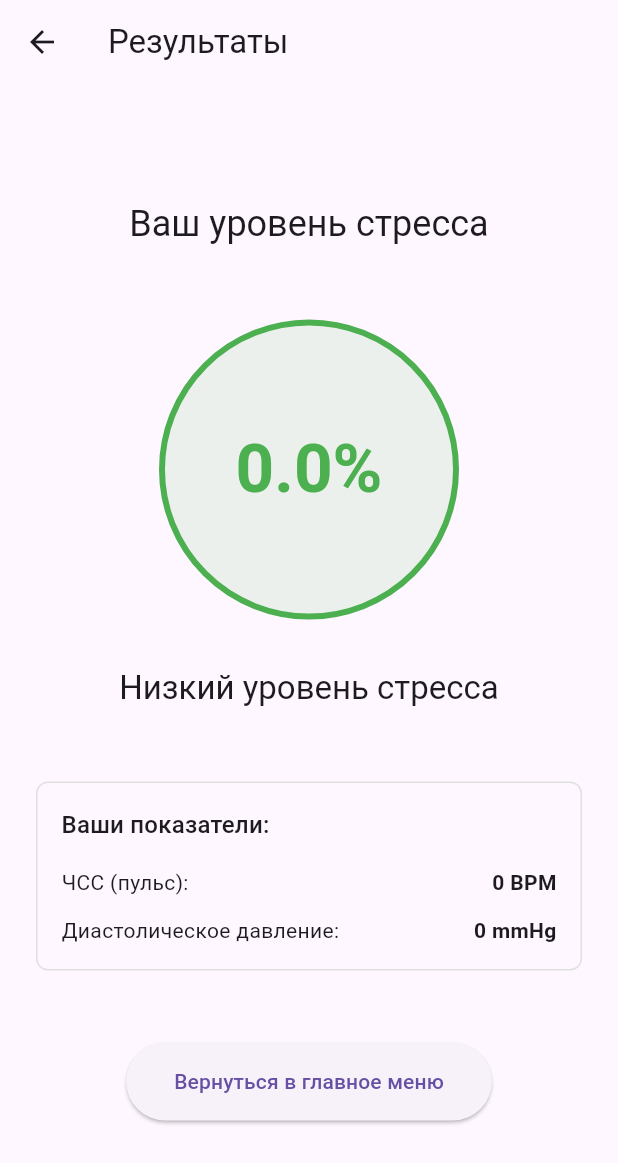
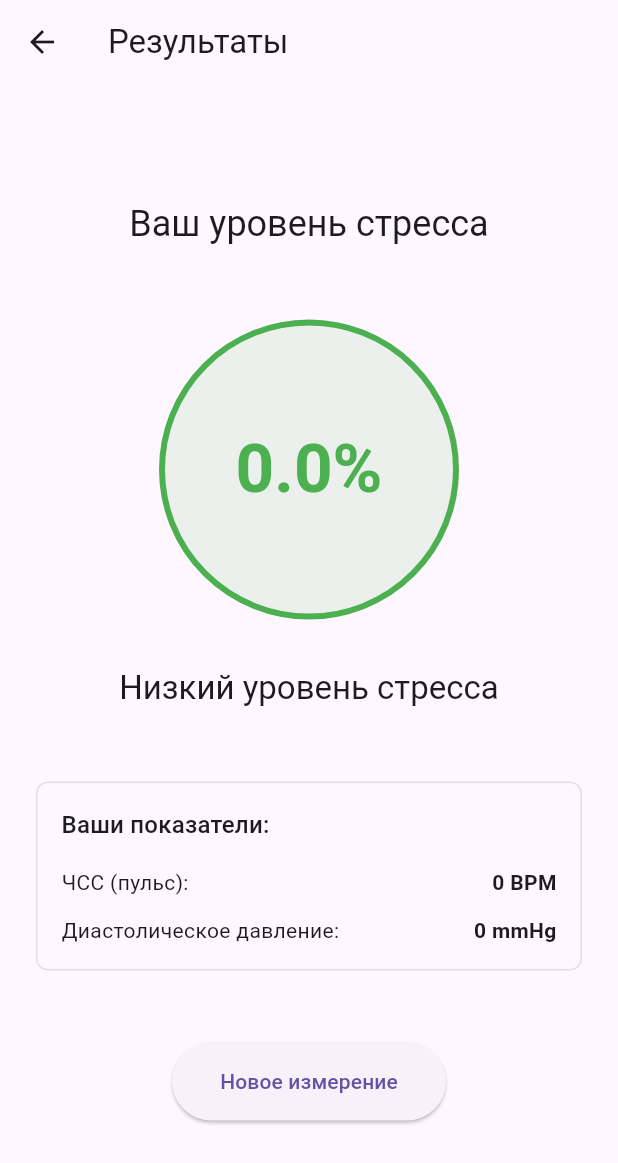
Before and after one commit to fdv-almaz/psyLevel, a Flutter app: the ResultsScreen screen opened directly with empty values, on a phone screen of 412 x 824 dp. Shown: the top 1163 px of the screen. Run offline on Flutter 3.47's test engine with Material 3 defaults, Android fonts, the phone set to English and light mode, and no system bars.

Commit message:
Update stress level interpretation thresholds and add exit button
- Implement Variant 1 stress thresholds:
  * < 0%: Critical (ДАД > ЧСС)
  * 0-25%: Low stress
  * 25-50%: Medium stress
  * 50-75%: High stress
  * > 75%: Critical
- Add exit button in AppBar (top-left) for ergonomic access
- Update color scheme to reflect new thresholds
- Update tests to match new interpretations
- Add back buttons to input and results screens

Co-Authored-By: Claude Haiku 4.5 <noreply@anthropic.com>

```diff
--- a/lib/screens/input_screen.dart
+++ b/lib/screens/input_screen.dart
@@ -76,6 +76,11 @@ class _InputScreenState extends State<InputScreen> {
     return Scaffold(
       appBar: AppBar(
         title: const Text('Ввод данных'),
+        leading: IconButton(
+          icon: const Icon(Icons.arrow_back),
+          onPressed: () => Navigator.of(context).pop(),
+          tooltip: 'Назад',
+        ),
       ),
       body: SingleChildScrollView(
         padding: const EdgeInsets.all(24.0),
--- a/lib/screens/results_screen.dart
+++ b/lib/screens/results_screen.dart
@@ -19,6 +19,11 @@ class ResultsScreen extends StatelessWidget {
     return Scaffold(
       appBar: AppBar(
         title: const Text('Результаты'),
+        leading: IconButton(
+          icon: const Icon(Icons.arrow_back),
+          onPressed: () => Navigator.of(context).pop(),
+          tooltip: 'Назад',
+        ),
       ),
       body: Center(
         child: SingleChildScrollView(
@@ -106,7 +111,7 @@ class ResultsScreen extends StatelessWidget {
               const SizedBox(height: 48),
               ElevatedButton(
                 onPressed: () {
-                  Navigator.of(context).popUntil((route) => route.isFirst);
+                  Navigator.of(context).pop();
                 },
                 style: ElevatedButton.styleFrom(
                   padding: const EdgeInsets.symmetric(
@@ -114,7 +119,7 @@ class ResultsScreen extends StatelessWidget {
                     vertical: 16,
                   ),
                 ),
-                child: const Text('Вернуться в главное меню'),
+                child: const Text('Новое измерение'),
               ),
             ],
           ),
--- a/lib/services/stress_calculator.dart
+++ b/lib/services/stress_calculator.dart
@@ -22,28 +22,28 @@ class StressCalculator {
 
   /// Returns a stress level interpretation
   static String getStressInterpretation(double stressLevel) {
-    if (stressLevel < 20) {
+    if (stressLevel < 0) {
+      return 'КРИТИЧЕСКИ ВЫСОКИЙ СТРЕСС\n⚠️ Требуется медицинская помощь';
+    } else if (stressLevel < 25) {
       return 'Низкий уровень стресса';
-    } else if (stressLevel < 40) {
-      return 'Умеренный уровень стресса';
-    } else if (stressLevel < 60) {
+    } else if (stressLevel < 50) {
       return 'Средний уровень стресса';
-    } else if (stressLevel < 80) {
+    } else if (stressLevel < 75) {
       return 'Высокий уровень стресса';
     } else {
-      return 'Очень высокий уровень стресса';
+      return 'КРИТИЧЕСКИЙ УРОВЕНЬ СТРЕССА\n🚨 Требуется срочная помощь';
     }
   }
 
   /// Returns a color representation of stress level
   static int getStressColor(double stressLevel) {
-    if (stressLevel < 20) {
+    if (stressLevel < 0) {
+      return 0xFFD32F2F; // Dark Red
+    } else if (stressLevel < 25) {
       return 0xFF4CAF50; // Green
-    } else if (stressLevel < 40) {
-      return 0xFF8BC34A; // Light Green
-    } else if (stressLevel < 60) {
+    } else if (stressLevel < 50) {
       return 0xFFFFC107; // Amber
-    } else if (stressLevel < 80) {
+    } else if (stressLevel < 75) {
       return 0xFFFF9800; // Orange
     } else {
       return 0xFFF44336; // Red
```
Also changed, not shown: lib/screens/home_screen.dart (+11 -0 lines), 1 other file.
